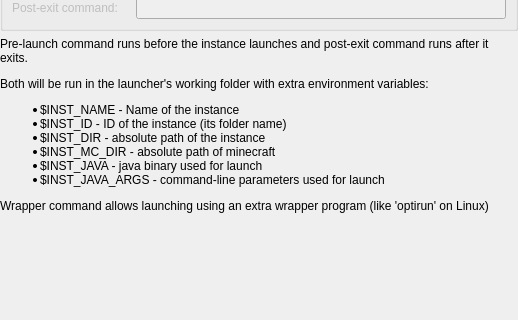
The window that launcher/ui/widgets/CustomCommands.ui (FreesmTeam/FreesmLauncher) describes before a commit, drawn with Qt 5; both pictures show x 0 to 518 and y 88 to 408 of the 518 by 646 pixel window.
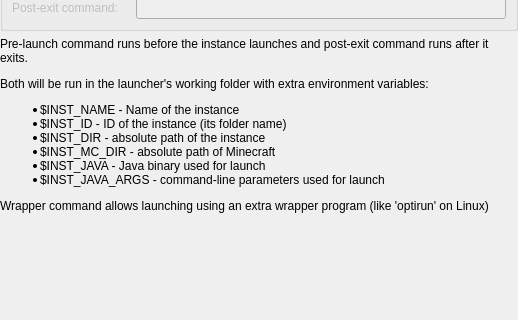
The same window after the commit.

Diff of the .ui file:
```diff
--- a/launcher/ui/widgets/CustomCommands.ui
+++ b/launcher/ui/widgets/CustomCommands.ui
@@ -74,7 +74,7 @@
    <item>
     <widget class="QLabel" name="labelCustomCmdsDescription">
      <property name="text">
-      <string>&lt;html&gt;&lt;head/&gt;&lt;body&gt;&lt;p&gt;Pre-launch command runs before the instance launches and post-exit command runs after it exits.&lt;/p&gt;&lt;p&gt;Both will be run in the launcher's working folder with extra environment variables:&lt;/p&gt;&lt;ul&gt;&lt;li&gt;$INST_NAME - Name of the instance&lt;/li&gt;&lt;li&gt;$INST_ID - ID of the instance (its folder name)&lt;/li&gt;&lt;li&gt;$INST_DIR - absolute path of the instance&lt;/li&gt;&lt;li&gt;$INST_MC_DIR - absolute path of minecraft&lt;/li&gt;&lt;li&gt;$INST_JAVA - java binary used for launch&lt;/li&gt;&lt;li&gt;$INST_JAVA_ARGS - command-line parameters used for launch&lt;/li&gt;&lt;/ul&gt;&lt;p&gt;Wrapper command allows launching using an extra wrapper program (like 'optirun' on Linux)&lt;/p&gt;&lt;/body&gt;&lt;/html&gt;</string>
+      <string>&lt;html&gt;&lt;head/&gt;&lt;body&gt;&lt;p&gt;Pre-launch command runs before the instance launches and post-exit command runs after it exits.&lt;/p&gt;&lt;p&gt;Both will be run in the launcher's working folder with extra environment variables:&lt;/p&gt;&lt;ul&gt;&lt;li&gt;$INST_NAME - Name of the instance&lt;/li&gt;&lt;li&gt;$INST_ID - ID of the instance (its folder name)&lt;/li&gt;&lt;li&gt;$INST_DIR - absolute path of the instance&lt;/li&gt;&lt;li&gt;$INST_MC_DIR - absolute path of Minecraft&lt;/li&gt;&lt;li&gt;$INST_JAVA - Java binary used for launch&lt;/li&gt;&lt;li&gt;$INST_JAVA_ARGS - command-line parameters used for launch&lt;/li&gt;&lt;/ul&gt;&lt;p&gt;Wrapper command allows launching using an extra wrapper program (like 'optirun' on Linux)&lt;/p&gt;&lt;/body&gt;&lt;/html&gt;</string>
      </property>
      <property name="alignment">
       <set>Qt::AlignLeading|Qt::AlignLeft|Qt::AlignTop</set>
```
